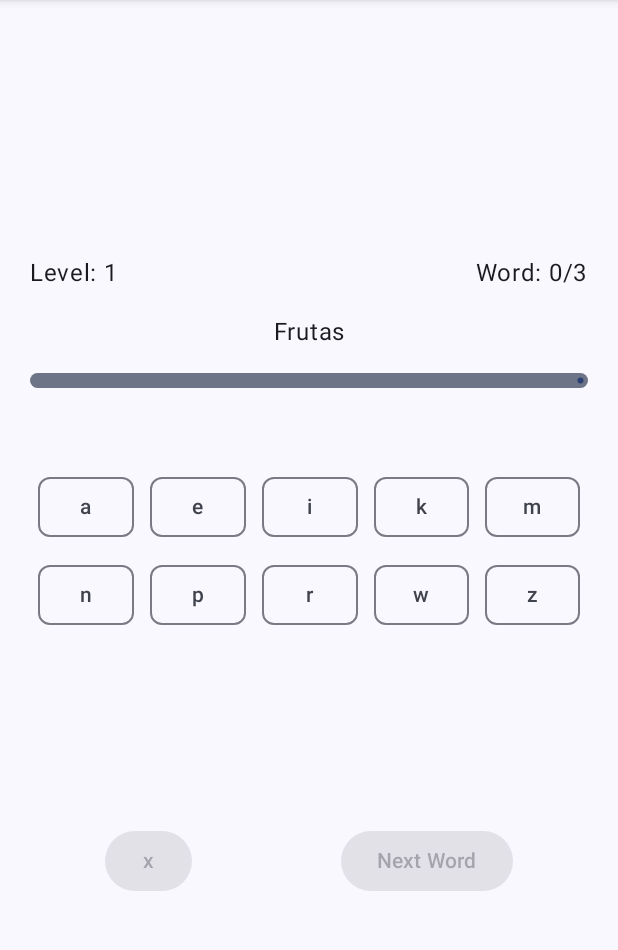
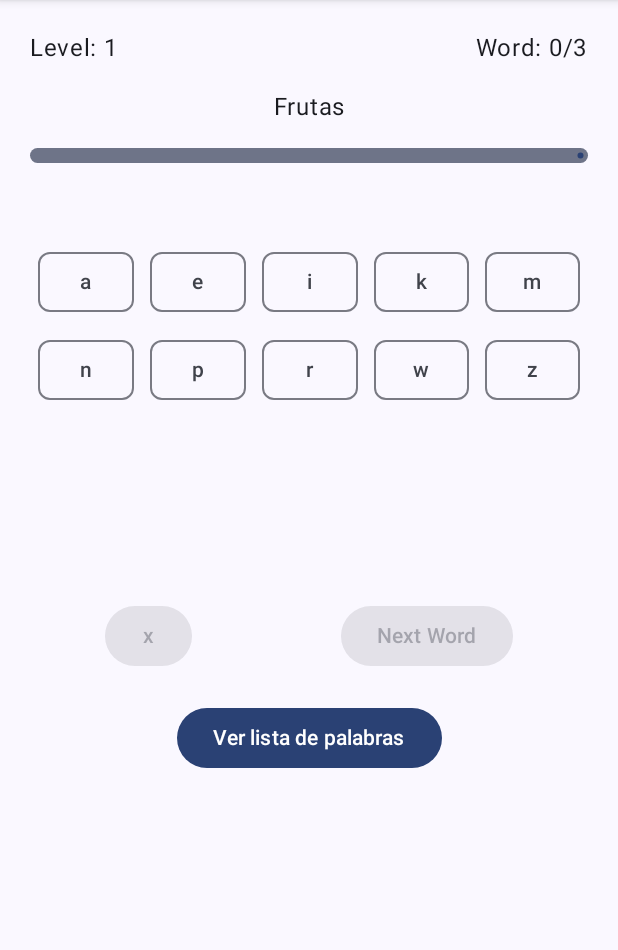
Before and after one commit to JosenRomero/next-letter-puzzle-mobileversion, an Android app built with Jetpack Compose: the PlayScreen screen opened through its navigation route, on a phone screen of 412 x 824 dp, the part 84-1034 px from its top. Run offline under Robolectric (Android 15) with nearby library versions, the phone set to English and light mode, and no system bars; our stand-ins replace Dagger/Hilt's generated code, Room's generated code.

Commit message:
feat: add WordsList

```diff
--- a/app/src/main/java/com/josenromero/nextletterpuzzle/ui/main/views/PlayScreen.kt
+++ b/app/src/main/java/com/josenromero/nextletterpuzzle/ui/main/views/PlayScreen.kt
@@ -31,6 +31,7 @@ import com.josenromero.nextletterpuzzle.ui.components.ButtonsContainer
 import com.josenromero.nextletterpuzzle.ui.components.LinearIndicator
 import com.josenromero.nextletterpuzzle.ui.components.Loading
 import com.josenromero.nextletterpuzzle.ui.components.ResultContainer
+import com.josenromero.nextletterpuzzle.ui.components.WordsList
 import com.josenromero.nextletterpuzzle.ui.main.navigation.AppScreens
 import com.josenromero.nextletterpuzzle.ui.theme.NextLetterPuzzleTheme
 import com.josenromero.nextletterpuzzle.utils.Constants
@@ -56,6 +57,7 @@ fun PlayScreen(
     val currentWord = remember { mutableStateOf("") }
     val words = remember { mutableStateListOf<String>() }
     var isOpenDialog by remember { mutableStateOf(false) }
+    var showWordsList by remember { mutableStateOf(false) }
     val arrResult = remember { mutableStateListOf<String>() }
     val currentProgressBar = remember { mutableStateOf(0) }
 
@@ -69,7 +71,6 @@ fun PlayScreen(
                 modifier = Modifier
                     .fillMaxSize()
                     .padding(20.dp),
-                verticalArrangement = Arrangement.Center,
                 horizontalAlignment = Alignment.CenterHorizontally
             ) {
                 if(currentData != null && !isLoading) {
@@ -136,6 +137,12 @@ fun PlayScreen(
                             }
                         }
                     }
+                    Button(
+                        onClick = { showWordsList = !showWordsList },
+                        modifier = Modifier.padding(top = 20.dp)
+                    ) {
+                        Text(text = if(showWordsList) "Ocultar lista de palabras" else "Ver lista de palabras" )
+                    }
                 } else {
                     Loading()
                 }
@@ -163,6 +170,10 @@ fun PlayScreen(
                         )
                     }
                 }
+                WordsList(
+                    words = words,
+                    visible = showWordsList
+                )
             }
         }
     }
```
Also changed, not shown: app/src/main/java/com/josenromero/nextletterpuzzle/ui/components/WordsList.kt (added, +75 -0 lines).
